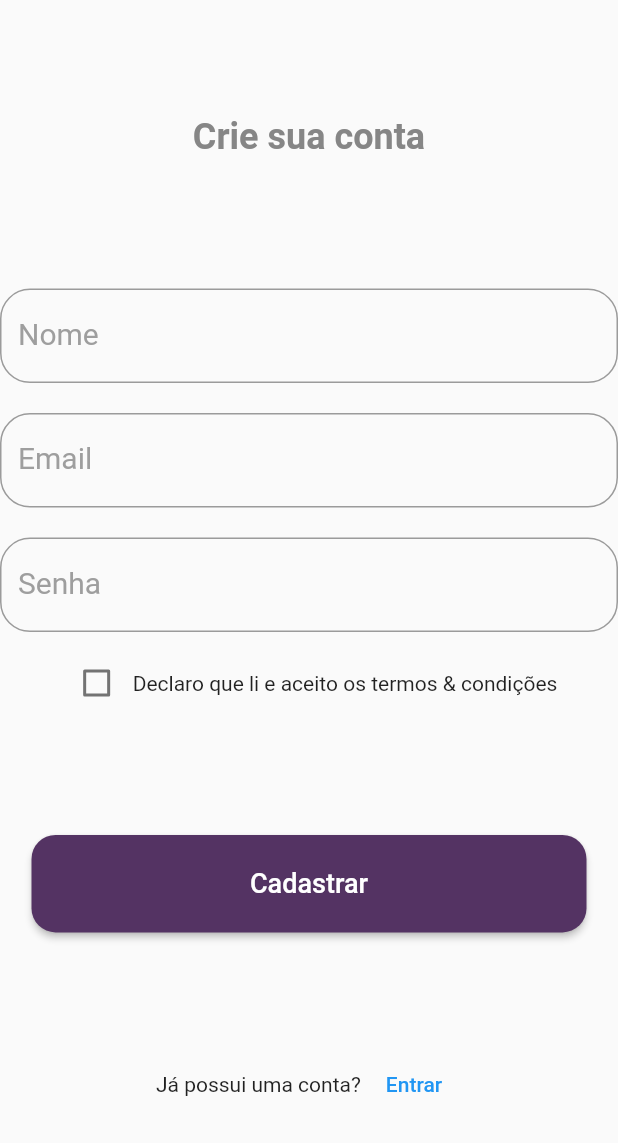
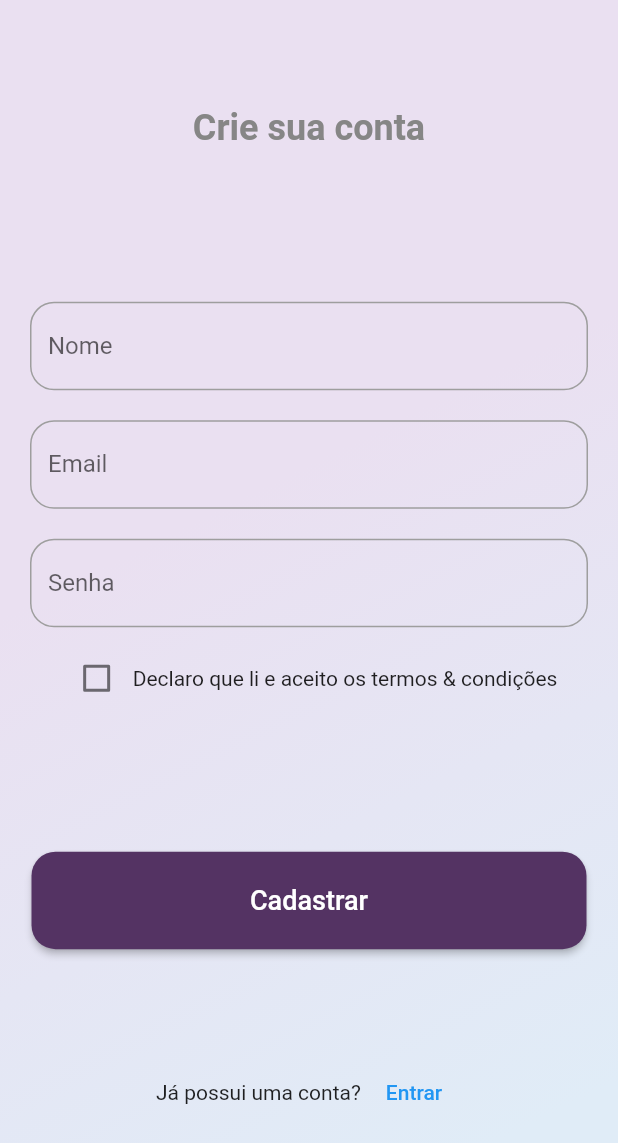
Before and after one commit to islycodes/jobfinder-flutter, a Flutter app: the TelaCadastro screen opened directly, on a phone screen of 412 x 824 dp. Shown: the top 1143 px of the screen. Run offline on Flutter 3.47's test engine with Material 2 defaults, Android fonts, the phone set to English and light mode, and no system bars.

Commit message:
add styleborder

```diff
--- a/lib/main.dart
+++ b/lib/main.dart
@@ -1,4 +1,5 @@
 import 'package:flutter/material.dart';
+import 'view/tela_cadastro.dart';
 import 'view/tela_inicial.dart';
 import 'view/tela_login.dart';
 
@@ -12,7 +13,7 @@ void main() {
       initialRoute: 'telaInicial',
       routes: {
         'telaInicial': (context) => TelaInicial(),
-        // 'telaCadastro': (context) => TelaCadastro(),
+        'telaCadastro': (context) => TelaCadastro(),
         'telaLogin': (context) => TelaLogin(),
       }));
 }
--- a/lib/view/tela_cadastro.dart
+++ b/lib/view/tela_cadastro.dart
@@ -17,7 +17,17 @@ class _TelaCadastroState extends State<TelaCadastro> {
   @override
   Widget build(BuildContext context) {
     return Scaffold(
-        body:
+        body: Container(
+      decoration: BoxDecoration(
+        gradient: LinearGradient(
+            begin: Alignment(-1, 6.123234262925839e-17),
+            end: Alignment(6.123234262925839e-17, 1),
+            colors: [
+              Color.fromRGBO(234, 224, 241, 1),
+              Color.fromRGBO(224, 236, 247, 1)
+            ]),
+      ),
+      child:
           Column(mainAxisAlignment: MainAxisAlignment.spaceEvenly, children: [
         Text(
           'Crie sua conta',
@@ -26,7 +36,9 @@ class _TelaCadastroState extends State<TelaCadastro> {
               fontWeight: FontWeight.bold,
               color: Color.fromRGBO(134, 134, 134, 1)),
         ),
-      Form(
+        Padding(
+          padding: EdgeInsets.all(20),
+          child: Form(
               child: (Column(
             children: [
               campoTexto('Nome', txtNome),
@@ -46,12 +58,12 @@ class _TelaCadastroState extends State<TelaCadastro> {
                 ],
               ),
             ],
-        )),
+          ))),
         ),
         ElevatedButton(
             style: ElevatedButton.styleFrom(
                 minimumSize: Size(370, 65),
-              primary: Color.fromRGBO(84, 51, 99, 1),
+                backgroundColor: Color.fromRGBO(84, 51, 99, 1),
                 shape: RoundedRectangleBorder(
                   borderRadius: BorderRadius.circular(16),
                 )),
@@ -75,24 +87,34 @@ class _TelaCadastroState extends State<TelaCadastro> {
                 child: Text('Entrar'))
           ],
         )
-    ]));
+      ]),
+    ));
   }
 
   campoSenha(rotulo, variavel) {
     return Container(
         margin: const EdgeInsets.fromLTRB(0, 10, 0, 10),
         child: TextFormField(
+            cursorColor: Color.fromRGBO(84, 51, 99, 1),
             obscureText: true,
             enableSuggestions: false,
             autocorrect: false,
             controller: variavel,
-          style: TextStyle(fontSize: 20, color: Colors.blue.shade900),
-          decoration: InputDecoration(
+            style: TextStyle(fontSize: 16, color: Colors.black),
+            decoration: new InputDecoration(
+              floatingLabelStyle:
+                  TextStyle(color: Color.fromRGBO(84, 51, 99, 1)),
               labelText: rotulo,
-              labelStyle: const TextStyle(fontSize: 20, color: Colors.grey),
-              border:
-                  OutlineInputBorder(borderRadius: BorderRadius.circular(20))),
-        ));
+              fillColor: Colors.white,
+              enabledBorder: new OutlineInputBorder(
+                borderRadius: new BorderRadius.circular(16),
+                borderSide: BorderSide(color: Colors.grey),
+              ),
+              focusedBorder: new OutlineInputBorder(
+                borderRadius: new BorderRadius.circular(16),
+                borderSide: BorderSide(color: Color.fromRGBO(84, 51, 99, 1)),
+              ),
+            )));
   }
 
   //
@@ -100,15 +122,28 @@ class _TelaCadastroState extends State<TelaCadastro> {
   //
   campoTexto(rotulo, variavel) {
     return Container(
-        margin: const EdgeInsets.fromLTRB(0, 10, 0, 10),
+      margin: EdgeInsets.fromLTRB(0, 10, 0, 10),
       child: TextFormField(
+        cursorColor: Color.fromRGBO(84, 51, 99, 1),
         controller: variavel,
-          style: TextStyle(fontSize: 20, color: Colors.blue.shade900),
-          decoration: InputDecoration(
+        style: TextStyle(
+          fontSize: 16,
+          color: Colors.black,
+        ),
+        decoration: new InputDecoration(
+          floatingLabelStyle: TextStyle(color: Color.fromRGBO(84, 51, 99, 1)),
           labelText: rotulo,
-              labelStyle: const TextStyle(fontSize: 20, color: Colors.grey),
-              border:
-                  OutlineInputBorder(borderRadius: BorderRadius.circular(20))),
-        ));
+          fillColor: Colors.white,
+          enabledBorder: new OutlineInputBorder(
+            borderRadius: new BorderRadius.circular(16),
+            borderSide: BorderSide(color: Colors.grey),
+          ),
+          focusedBorder: new OutlineInputBorder(
+            borderRadius: new BorderRadius.circular(16),
+            borderSide: BorderSide(color: Color.fromRGBO(84, 51, 99, 1)),
+          ),
+        ),
+      ),
+    );
   }
 }
--- a/lib/view/tela_inicial.dart
+++ b/lib/view/tela_inicial.dart
@@ -47,7 +47,9 @@ class TelaInicial extends StatelessWidget {
                     shape: RoundedRectangleBorder(
                       borderRadius: BorderRadius.circular(16),
                     )),
-                onPressed: () {},
+                onPressed: () {
+                  Navigator.pushNamed(context, 'telaCadastro');
+                },
                 child: Text(
                   'Cadastrar',
                   style: TextStyle(
```
Also changed, not shown: lib/view/tela_login.dart (+10 -7 lines), 9 other files. Lines whose indentation alone changed are shown as unchanged.
